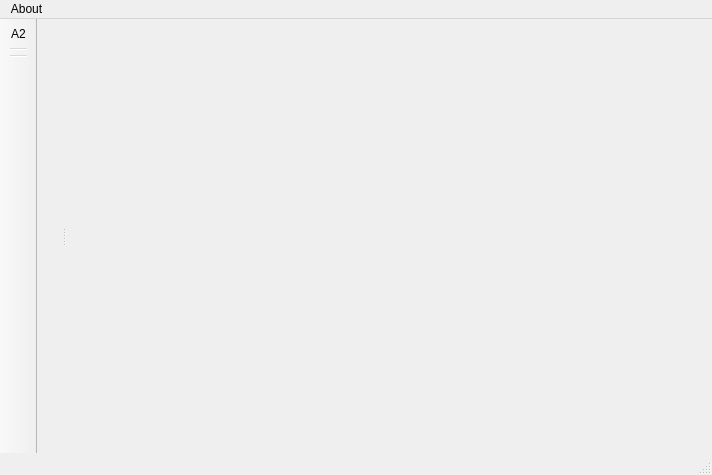
Qt form mainwindow/mainwindow.ui (nhudinhtuan/nusbusguide) before a commit.
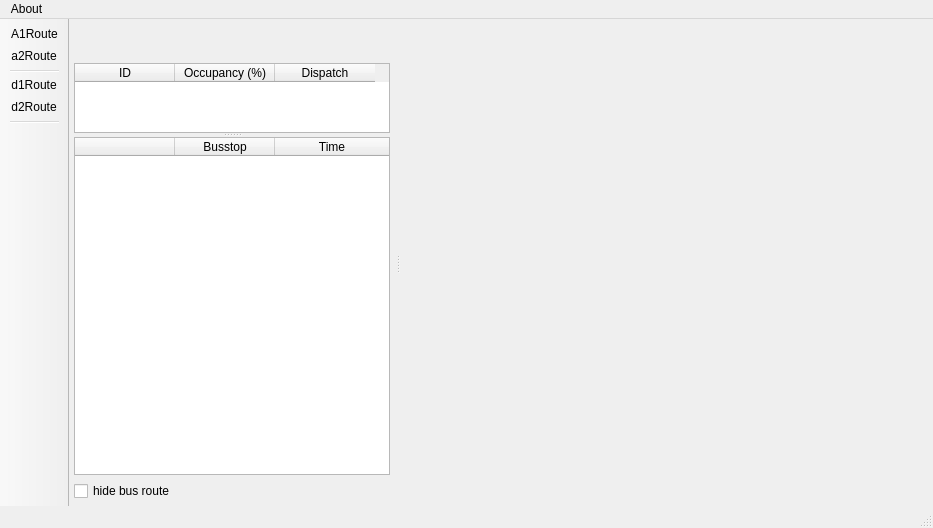
The same form after that commit. Icons and pictures are not drawn.

What changed in the file:
```diff
--- a/mainwindow/mainwindow.ui
+++ b/mainwindow/mainwindow.ui
@@ -6,8 +6,8 @@
    <rect>
     <x>0</x>
     <y>0</y>
-    <width>712</width>
-    <height>475</height>
+    <width>933</width>
+    <height>528</height>
    </rect>
   </property>
   <property name="windowTitle">
@@ -50,7 +50,7 @@
     <rect>
      <x>0</x>
      <y>0</y>
-     <width>712</width>
+     <width>933</width>
      <height>22</height>
     </rect>
    </property>
@@ -62,6 +62,12 @@
    <addaction name="menuAbout"/>
   </widget>
   <widget class="QToolBar" name="mainToolBar">
+   <property name="maximumSize">
+    <size>
+     <width>16777215</width>
+     <height>16777215</height>
+    </size>
+   </property>
    <property name="movable">
     <bool>false</bool>
    </property>
@@ -77,8 +83,11 @@
    <attribute name="toolBarBreak">
     <bool>false</bool>
    </attribute>
-   <addaction name="actionA2"/>
+   <addaction name="actionA1Route"/>
+   <addaction name="actionA2Route"/>
    <addaction name="separator"/>
+   <addaction name="actionD1Route"/>
+   <addaction name="actionD2Route"/>
    <addaction name="separator"/>
   </widget>
   <widget class="QStatusBar" name="statusBar"/>
@@ -92,37 +101,165 @@
    <attribute name="dockWidgetArea">
     <number>1</number>
    </attribute>
-   <widget class="QWidget" name="dockWidgetContents">
+   <widget class="QWidget" name="leftWidgetContents">
     <property name="enabled">
      <bool>true</bool>
     </property>
-    <layout class="QGridLayout" name="gridLayout_4">
+    <layout class="QGridLayout" name="gridLayout_2">
      <property name="leftMargin">
-      <number>0</number>
+      <number>5</number>
      </property>
      <property name="topMargin">
-      <number>0</number>
+      <number>5</number>
      </property>
      <property name="rightMargin">
-      <number>0</number>
+      <number>5</number>
      </property>
      <property name="bottomMargin">
-      <number>0</number>
+      <number>5</number>
      </property>
+     <item row="1" column="0">
+      <widget class="QSplitter" name="splitter">
+       <property name="orientation">
+        <enum>Qt::Vertical</enum>
+       </property>
+       <widget class="QTableWidget" name="busTable">
+        <property name="sizeAdjustPolicy">
+         <enum>QAbstractScrollArea::AdjustToContents</enum>
+        </property>
+        <property name="editTriggers">
+         <set>QAbstractItemView::NoEditTriggers</set>
+        </property>
+        <property name="selectionMode">
+         <enum>QAbstractItemView::SingleSelection</enum>
+        </property>
+        <column>
+         <property name="text">
+          <string>ID</string>
+         </property>
+        </column>
+        <column>
+         <property name="text">
+          <string>Occupancy (%)</string>
+         </property>
+        </column>
+        <column>
+         <property name="text">
+          <string>Dispatch</string>
+         </property>
+        </column>
+       </widget>
+       <widget class="QTableWidget" name="stopsTable">
+        <property name="editTriggers">
+         <set>QAbstractItemView::NoEditTriggers</set>
+        </property>
+        <property name="selectionMode">
+         <enum>QAbstractItemView::SingleSelection</enum>
+        </property>
+        <attribute name="horizontalHeaderStretchLastSection">
+         <bool>true</bool>
+        </attribute>
+        <column>
+         <property name="text">
+          <string/>
+         </property>
+        </column>
+        <column>
+         <property name="text">
+          <string>Busstop</string>
+         </property>
+        </column>
+        <column>
+         <property name="text">
+          <string>Time</string>
+         </property>
+        </column>
+       </widget>
+      </widget>
+     </item>
      <item row="0" column="0">
-      <widget class="QStackedWidget" name="stackedWidget">
-       <widget class="QWidget" name="page"/>
-       <widget class="QWidget" name="page_2"/>
+      <widget class="QLabel" name="routeLabel">
+       <property name="font">
+        <font>
+         <weight>75</weight>
+         <bold>true</bold>
+        </font>
+       </property>
+       <property name="text">
+        <string/>
+       </property>
+      </widget>
+     </item>
+     <item row="2" column="0">
+      <widget class="QCheckBox" name="busroutetoggle">
+       <property name="text">
+        <string>hide bus route</string>
+       </property>
       </widget>
      </item>
     </layout>
    </widget>
   </widget>
-  <action name="actionA2">
+  <action name="actionA1Route">
+   <property name="checkable">
+    <bool>true</bool>
+   </property>
+   <property name="icon">
+    <iconset resource="icons.qrc">
+     <normaloff>:/icons/images/a1.png</normaloff>:/icons/images/a1.png</iconset>
+   </property>
    <property name="text">
+    <string>A1Route</string>
+   </property>
+   <property name="toolTip">
+    <string>A1</string>
+   </property>
+  </action>
+  <action name="actionA2Route">
+   <property name="checkable">
+    <bool>true</bool>
+   </property>
+   <property name="icon">
+    <iconset resource="icons.qrc">
+     <normaloff>:/icons/images/a2.png</normaloff>:/icons/images/a2.png</iconset>
+   </property>
+   <property name="text">
+    <string>a2Route</string>
+   </property>
+   <property name="toolTip">
     <string>A2</string>
    </property>
   </action>
+  <action name="actionD1Route">
+   <property name="checkable">
+    <bool>true</bool>
+   </property>
+   <property name="icon">
+    <iconset resource="icons.qrc">
+     <normaloff>:/icons/images/d1.png</normaloff>:/icons/images/d1.png</iconset>
+   </property>
+   <property name="text">
+    <string>d1Route</string>
+   </property>
+   <property name="toolTip">
+    <string>D1</string>
+   </property>
+  </action>
+  <action name="actionD2Route">
+   <property name="checkable">
+    <bool>true</bool>
+   </property>
+   <property name="icon">
+    <iconset resource="icons.qrc">
+     <normaloff>:/icons/images/d2.png</normaloff>:/icons/images/d2.png</iconset>
+   </property>
+   <property name="text">
+    <string>d2Route</string>
+   </property>
+   <property name="toolTip">
+    <string>D2</string>
+   </property>
+  </action>
  </widget>
  <layoutdefault spacing="6" margin="11"/>
  <resources/>
```
Left out of the diff: 4 changed lines with no effect on the pictures.
